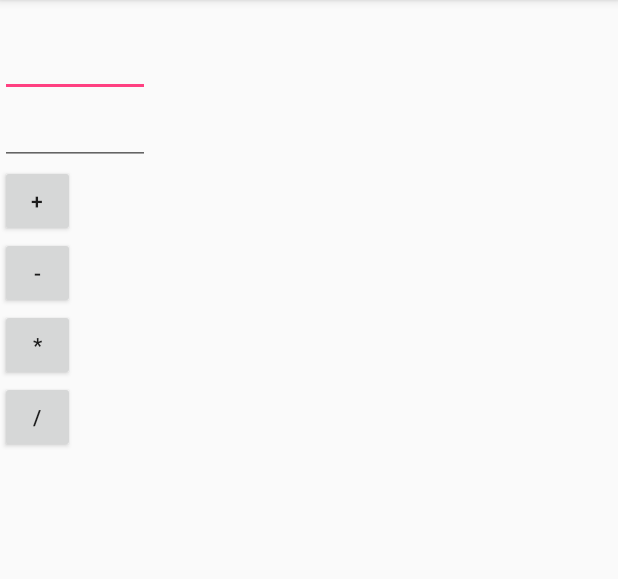
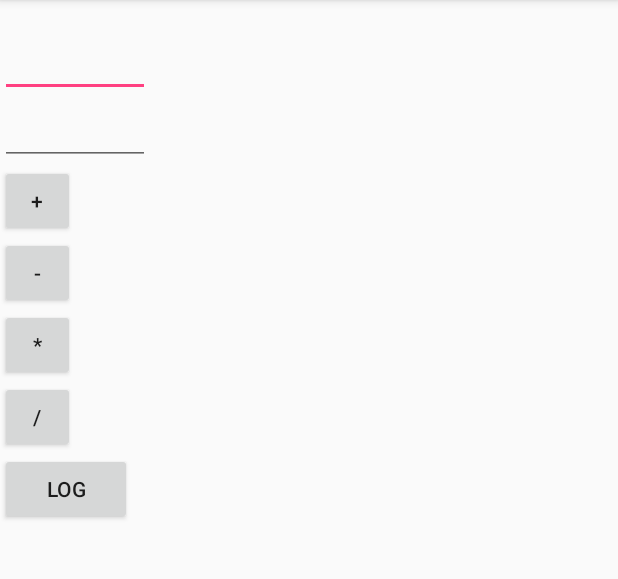
Before and after one commit to DLPUIT/122NE_TommyYang_CourseDemo_2019, an Android app: the screen it shows after launch (TestActivity), on a phone screen of 412 x 824 dp, the part 84-663 px from its top. Run offline under Robolectric (Android 15) with nearby library versions, the phone set to English and light mode, and no system bars.

Commit message:
impletement button 4 click events

```diff
--- a/AndroidDemo1/app/src/main/java/cn/tommyyang/androiddemo1/TestActivity.java
+++ b/AndroidDemo1/app/src/main/java/cn/tommyyang/androiddemo1/TestActivity.java
@@ -1,6 +1,5 @@
 package cn.tommyyang.androiddemo1;
 
-import android.content.Intent;
 import android.os.Bundle;
 import android.support.annotation.Nullable;
 import android.support.v7.app.AppCompatActivity;
@@ -14,11 +13,13 @@ import android.widget.Toast;
  * Created by tommy on 2018/10/25.
  */
 
-public class TestActivity extends AppCompatActivity {
+//实现了Button监听点击事件的4种方式
+public class TestActivity extends AppCompatActivity implements View.OnClickListener {
 
+    //html
     TextView tv;
-    EditText et1,et2;
-    Button bt1,bt2,bt3,bt4;
+    EditText et1, et2;
+    Button bt1, bt2, bt3, bt4;
 
     @Override
     protected void onCreate(@Nullable Bundle savedInstanceState) {
@@ -26,19 +27,59 @@ public class TestActivity extends AppCompatActivity {
         setContentView(R.layout.main);
         et1 = (EditText) findViewById(R.id.et1);
         et2 = (EditText) findViewById(R.id.et2);
-        tv = (TextView)findViewById(R.id.tv);
-        //bt1 = (Button)findViewById(R.id.bt1);
-        bt2 = (Button)findViewById(R.id.bt2);
-        bt3 = (Button)findViewById(R.id.bt3);
-        bt4 = (Button)findViewById(R.id.bt4);
+        tv = (TextView) findViewById(R.id.tv);
+        bt1 = (Button) findViewById(R.id.bt1);
+        bt2 = (Button) findViewById(R.id.bt2);
+        bt3 = (Button) findViewById(R.id.bt3);
+        bt4 = (Button) findViewById(R.id.bt4);
+
+
+        bt2.setOnClickListener(new View.OnClickListener() {
+            @Override
+            public void onClick(View view) {
+                //值类型 引用类型
+                double v1 = Double.parseDouble(et1.getText().toString());
+                double v2 = Double.parseDouble(et2.getText().toString());
+                tv.setText(v1 - v2 + "");
+            }
+        });
+
+        bt3.setOnClickListener(new MyListener());
+
+        bt4.setOnClickListener(this);
     }
 
-    public void add(View v){
+    public void add(View v) {
 //        Toast.makeText(this, "aaaa", Toast.LENGTH_SHORT).show();
         Double v1 = Double.parseDouble(et1.getText().toString());
         Double v2 = Double.parseDouble(et2.getText().toString());
         Toast.makeText(this, v1.toString(), Toast.LENGTH_SHORT).show();
-        tv.setText(v1+v2+"");
+        tv.setText(v1 + v2 + "");
         //tv.setText(et1.getText().toString());
     }
+
+    public void log(View v){
+        Double v1 = Double.parseDouble(et1.getText().toString());
+        Double v2 = Double.parseDouble(et2.getText().toString());
+        tv.setText(Math.log10(v1+v2) + "");
+    }
+
+    @Override
+    public void onClick(View view) {
+        double v1 = Double.parseDouble(et1.getText().toString());
+        double v2 = Double.parseDouble(et2.getText().toString());
+        tv.setText(v1 / v2 + "");
+    }
+
+
+    private class MyListener implements View.OnClickListener {
+
+        @Override
+        public void onClick(View view) {
+            double v1 = Double.parseDouble(et1.getText().toString());
+            double v2 = Double.parseDouble(et2.getText().toString());
+            tv.setText(v1 * v2 + "");
+        }
+
+    }
 }
--- a/AndroidDemo1/app/src/main/res/layout/main.xml
+++ b/AndroidDemo1/app/src/main/res/layout/main.xml
@@ -35,5 +35,11 @@
         android:layout_width="50dp"
         android:layout_height="wrap_content"
         android:text="/" />
+    <Button
+        android:layout_width="wrap_content"
+        android:layout_height="wrap_content"
+        android:text="@string/operator"
+        android:onClick="log"
+        />
 
 </LinearLayout>
--- a/AndroidDemo1/app/src/main/res/values/strings.xml
+++ b/AndroidDemo1/app/src/main/res/values/strings.xml
@@ -1,3 +1,4 @@
 <resources>
     <string name="app_name">DLPUIT</string>
+    <string name="operator">log</string>
 </resources>
```
